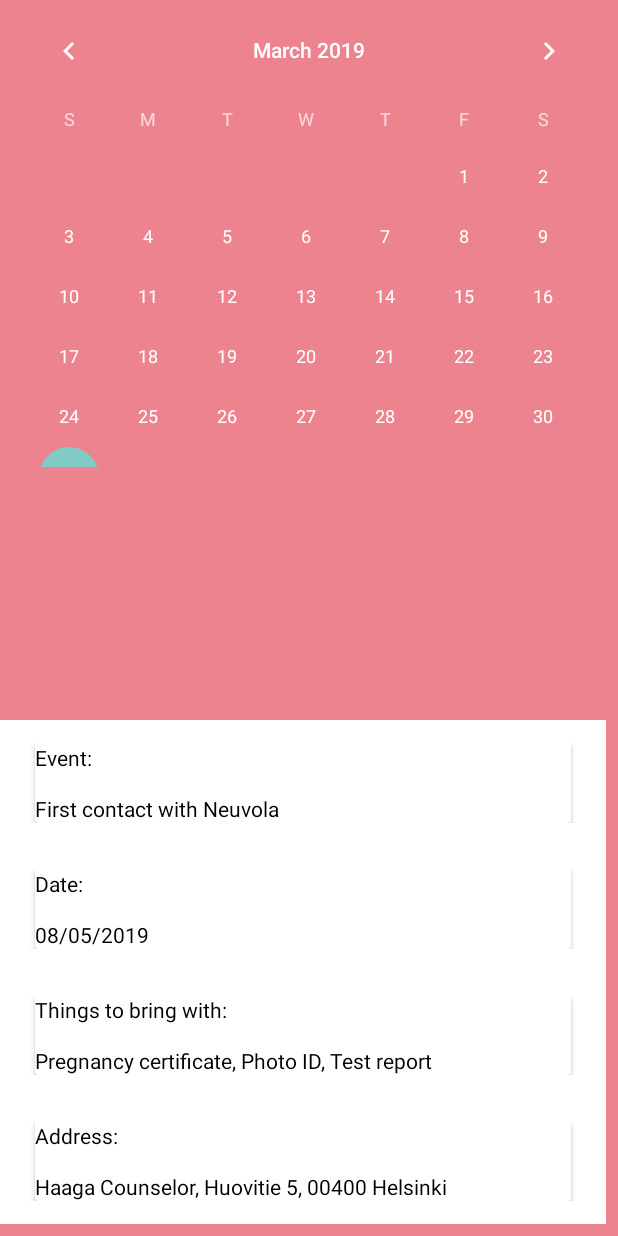
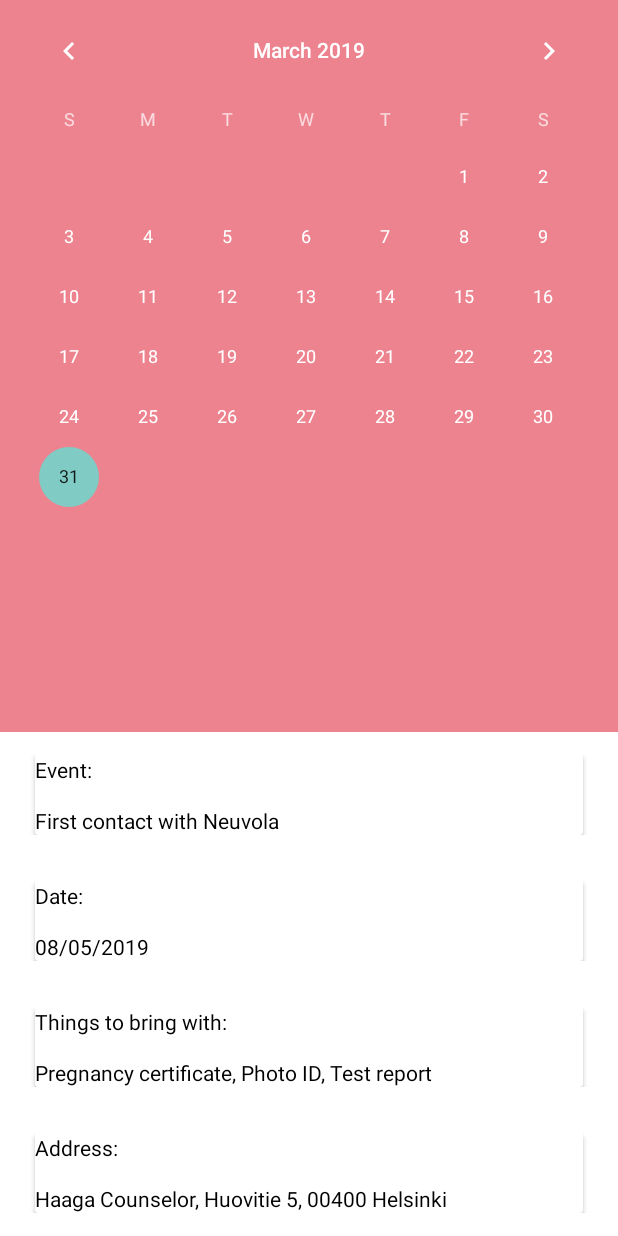
Before and after one commit to KakiGit/Eir, an Android app: the TodoView screen opened directly, with no data from a screen before it, on a phone screen of 412 x 824 dp. Run offline under Robolectric (Android 15) with nearby library versions, the phone set to English and light mode, and no system bars.

Commit message:
before submit

```diff
--- a/app/src/main/res/layout/calendar.xml
+++ b/app/src/main/res/layout/calendar.xml
@@ -9,14 +9,12 @@
     <CalendarView
         android:id="@+id/calendarView"
         android:layout_width="match_parent"
-        android:layout_height="311dp" />
+        android:layout_height="372dp" />
 
     <android.support.v7.widget.RecyclerView
         android:id="@+id/recycler_view"
         android:layout_width="match_parent"
         android:layout_height="wrap_content"
-        android:layout_marginEnd="8dp"
-        android:layout_marginBottom="8dp"
         android:background="#F8F6F5"
         app:layout_constraintBottom_toBottomOf="parent"
         app:layout_constraintEnd_toEndOf="parent"
```
Also changed, not shown: app/src/main/java/hackton/health/eir/TodoView.java (+12 -2 lines).
